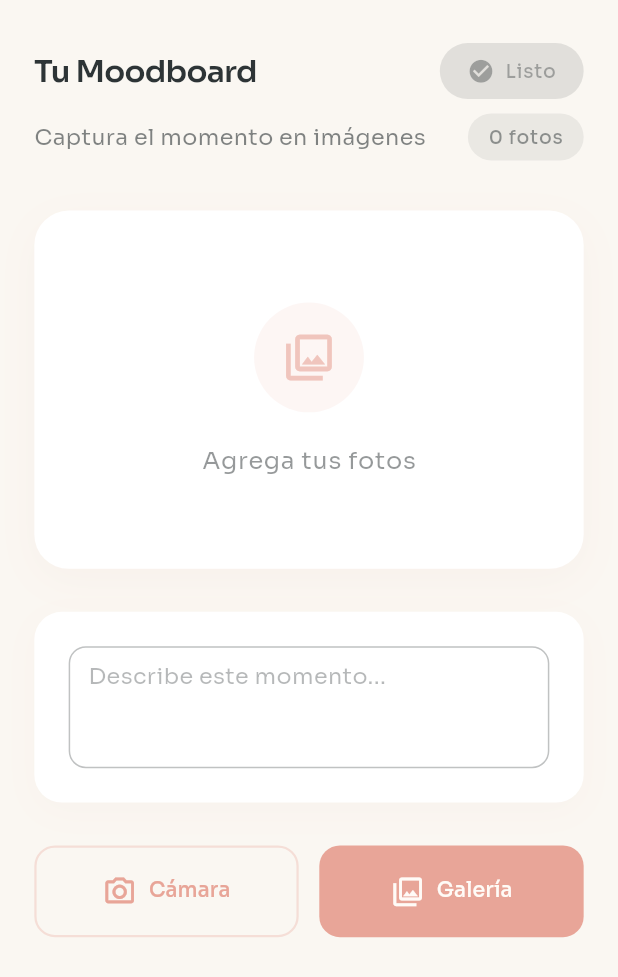
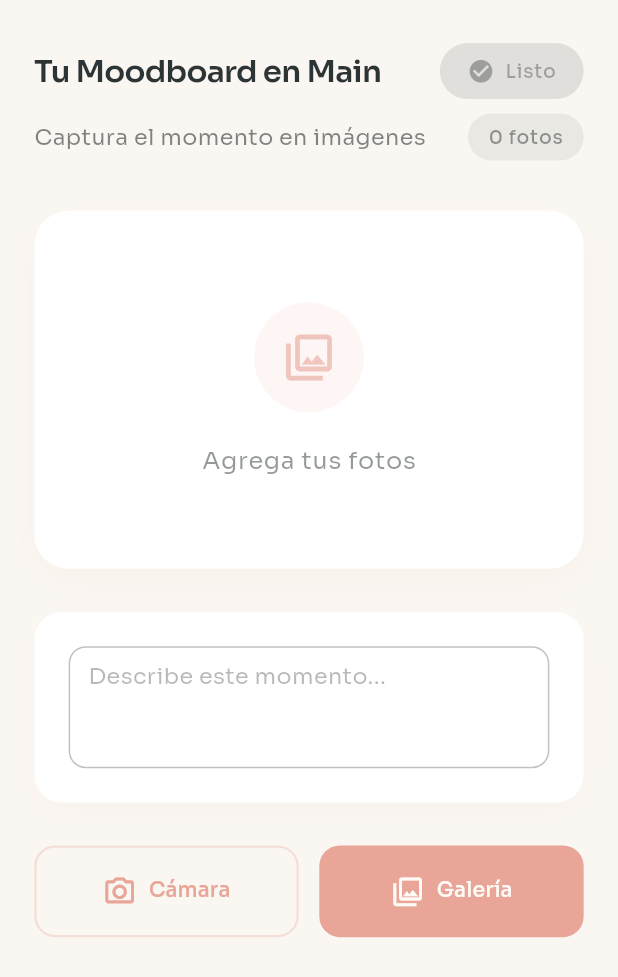
Before and after one commit to DhakAres/memories_app, a Flutter app: the screen it shows after launch, after a tap on the "add" icon, on a phone screen of 412 x 824 dp. Shown: the top 977 px of the screen. Run offline on Flutter 3.47's test engine with Material 3 defaults, Android fonts, the phone set to English and light mode, and no system bars; our stand-ins replace cached_network_image, cloud_firestore, firebase_core, firebase_storage, flutter_riverpod, flutter_screenutil and 6 more; accounts and stored records are empty; generated files the repository leaves out were written again.

Commit message:
Commit desde main

```diff
--- a/lib/app/features/memories/presentation/widgets/memory_content.dart
+++ b/lib/app/features/memories/presentation/widgets/memory_content.dart
@@ -55,7 +55,7 @@ class MemoryContent extends ConsumerWidget {
             crossAxisAlignment: CrossAxisAlignment.center,
             children: [
               Text(
-                'Tu Moodboard',
+                'Tu Moodboard en Main',
                 style: textScheme.headlineLarge?.copyWith(
                   color: colorScheme.onSurface,
                   fontWeight: FontWeight.w600,
--- a/lib/main.dart
+++ b/lib/main.dart
@@ -35,7 +35,7 @@ class MyApp extends ConsumerWidget {
           //     child: child!,
           //   );
           // },
-          title: 'memories_appss',
+          title: 'memories_app',
           debugShowCheckedModeBanner: false,
           routerConfig: appRouter,
           theme: appTheme(context, colors, textStyles),
```
